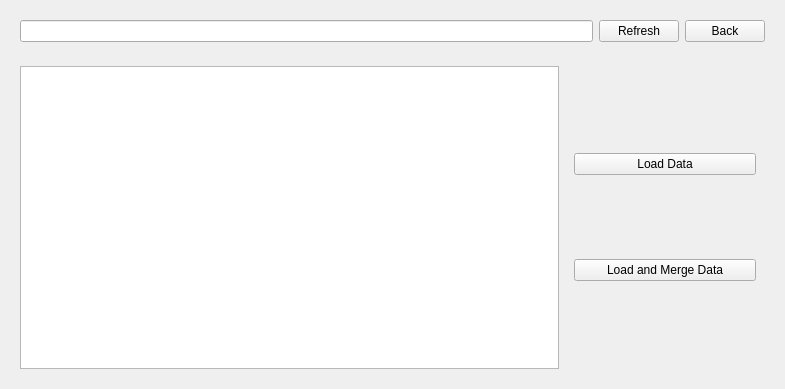
Qt form mslice/widgets/dataloader/dataloader.ui (mantidproject/mslice) before a commit.
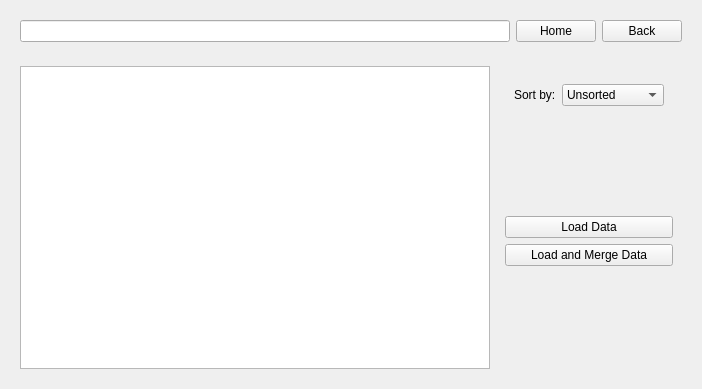
The same form after that commit. Custom widgets are drawn as their Qt base class.

Commit message: Modify UI, add home/sort controls

```diff
--- a/mslice/widgets/dataloader/dataloader.ui
+++ b/mslice/widgets/dataloader/dataloader.ui
@@ -6,7 +6,7 @@
    <rect>
     <x>0</x>
     <y>0</y>
-    <width>785</width>
+    <width>702</width>
     <height>389</height>
    </rect>
   </property>
@@ -29,7 +29,7 @@
       <item>
        <widget class="QPushButton" name="btnrefresh">
         <property name="text">
-         <string>Refresh</string>
+         <string>Home</string>
         </property>
        </widget>
       </item>
@@ -66,11 +66,67 @@
        <widget class="QWidget" name="widget_5" native="true">
         <property name="minimumSize">
          <size>
-          <width>200</width>
+          <width>100</width>
           <height>0</height>
          </size>
         </property>
         <layout class="QVBoxLayout" name="verticalLayout_3">
+         <item>
+          <widget class="QWidget" name="widget_2" native="true">
+           <layout class="QHBoxLayout" name="horizontalLayout_3">
+            <item>
+             <widget class="QLabel" name="label">
+              <property name="text">
+               <string>Sort by:</string>
+              </property>
+             </widget>
+            </item>
+            <item>
+             <widget class="ComboBox" name="sort">
+              <property name="editable">
+               <bool>false</bool>
+              </property>
+              <property name="currentText">
+               <string>Unsorted</string>
+              </property>
+              <item>
+               <property name="text">
+                <string>Unsorted</string>
+               </property>
+              </item>
+              <item>
+               <property name="text">
+                <string>Name</string>
+               </property>
+              </item>
+              <item>
+               <property name="text">
+                <string>Last modified</string>
+               </property>
+              </item>
+              <item>
+               <property name="text">
+                <string>Type</string>
+               </property>
+              </item>
+             </widget>
+            </item>
+           </layout>
+          </widget>
+         </item>
+         <item>
+          <spacer name="verticalSpacer">
+           <property name="orientation">
+            <enum>Qt::Vertical</enum>
+           </property>
+           <property name="sizeHint" stdset="0">
+            <size>
+             <width>20</width>
+             <height>40</height>
+            </size>
+           </property>
+          </spacer>
+         </item>
          <item>
           <widget class="QPushButton" name="btnload">
            <property name="text">
@@ -85,6 +141,19 @@
            </property>
           </widget>
          </item>
+         <item>
+          <spacer name="verticalSpacer_2">
+           <property name="orientation">
+            <enum>Qt::Vertical</enum>
+           </property>
+           <property name="sizeHint" stdset="0">
+            <size>
+             <width>20</width>
+             <height>40</height>
+            </size>
+           </property>
+          </spacer>
+         </item>
         </layout>
        </widget>
       </item>
@@ -93,6 +162,13 @@
    </item>
   </layout>
  </widget>
+ <customwidgets>
+  <customwidget>
+   <class>ComboBox</class>
+   <extends>QComboBox</extends>
+   <header>mslice/widgets/dataloader/combo_box.h</header>
+  </customwidget>
+ </customwidgets>
  <resources/>
  <connections/>
 </ui>
```
Left out of the diff: 2 changed lines with no effect on the pictures. The commit also changes 2 other files.
